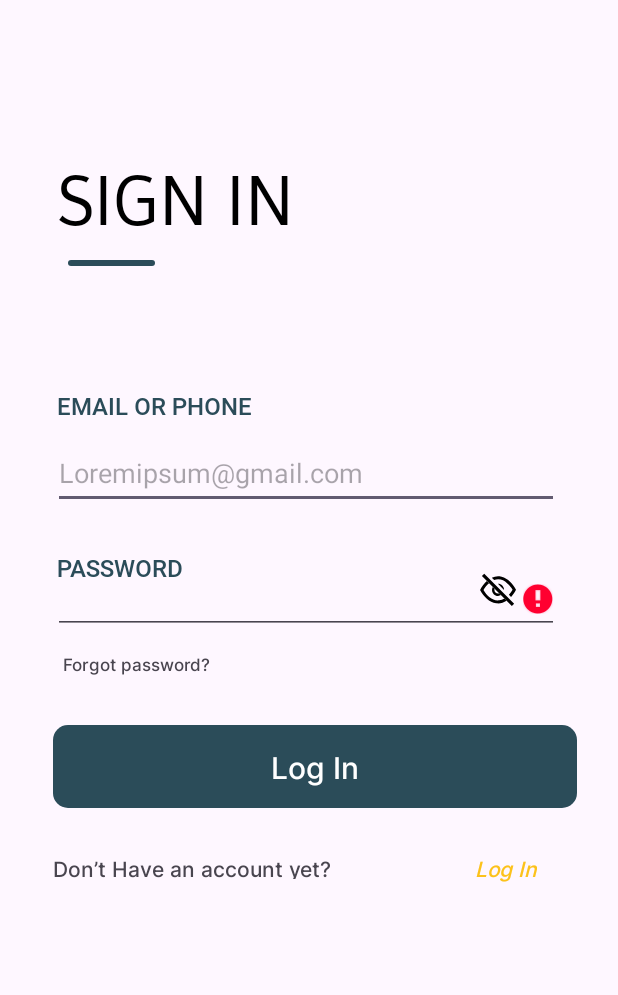
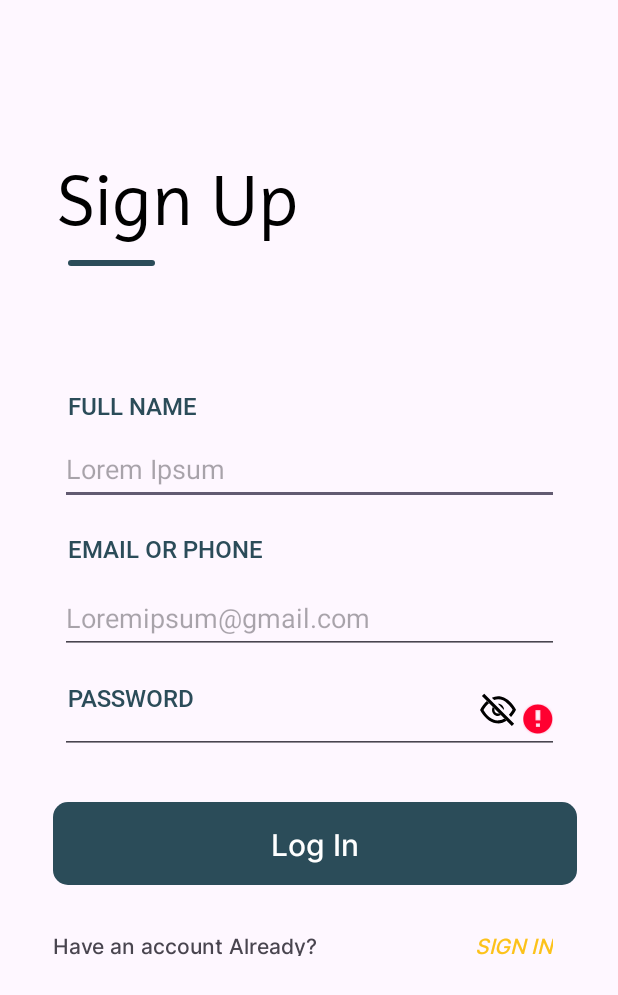
Before and after one commit to HuyHamHoc/CarRentalMVVM, an Android app: the SignUpActivity screen opened directly, with no data from a screen before it, after a tap on an icon or button, on a phone screen of 412 x 824 dp. Shown: the top 995 px of the screen. Run offline under Robolectric (Android 15) with nearby library versions, the phone set to English and light mode, and no system bars.

```diff
--- a/app/src/main/AndroidManifest.xml
+++ b/app/src/main/AndroidManifest.xml
@@ -13,19 +13,19 @@
         android:theme="@style/Theme.CarRentalMVVM"
         tools:targetApi="31">
         <activity
-            android:name=".activity.SplashSecondActivity"
+            android:name=".screen.SplashSecondActivity"
             android:exported="false" />
         <activity
-            android:name=".activity.SignInActivity"
+            android:name=".screen.SignInActivity"
             android:exported="false" />
         <activity
-            android:name=".activity.SignUpActivity"
+            android:name=".screen.SignUpActivity"
             android:exported="false" />
         <activity
             android:name=".MainActivity"
             android:exported="false" />
         <activity
-            android:name=".activity.SplashActivity"
+            android:name=".screen.SplashActivity"
             android:exported="true">
             <intent-filter>
                 <action android:name="android.intent.action.MAIN" />
--- a/app/src/main/java/com/carrentalapp/mvvm/MainActivity.kt
+++ b/app/src/main/java/com/carrentalapp/mvvm/MainActivity.kt
@@ -2,10 +2,7 @@ package com.carrentalapp.mvvm
 
 import androidx.appcompat.app.AppCompatActivity
 import android.os.Bundle
-import android.view.Window
-import android.view.WindowManager
-import androidx.core.splashscreen.SplashScreen.Companion.installSplashScreen
-import kotlin.concurrent.thread
+
 
 class MainActivity : AppCompatActivity() {
     override fun onCreate(savedInstanceState: Bundle?) {
--- a/app/src/main/java/com/carrentalapp/mvvm/activity/SignInActivity.kt
+++ b/app/src/main/java/com/carrentalapp/mvvm/screen/SignUpActivity.kt
@@ -1,4 +1,4 @@
-package com.carrentalapp.mvvm.activity
+package com.carrentalapp.mvvm.screen
 
 import android.content.Intent
 import androidx.appcompat.app.AppCompatActivity
@@ -6,25 +6,43 @@ import android.os.Bundle
 import android.text.Editable
 import android.text.InputType
 import android.text.TextWatcher
-import android.view.View
-import androidx.core.widget.addTextChangedListener
-import com.carrentalapp.mvvm.R
-import com.carrentalapp.mvvm.databinding.ActivitySignInBinding
+import com.carrentalapp.mvvm.databinding.ActivitySignUpBinding
+import com.carrentalapp.mvvm.utils.togglePasswordVisibility
 
-
-class SignInActivity : AppCompatActivity() {
-    private lateinit var binding : ActivitySignInBinding
-
-
+class SignUpActivity : AppCompatActivity() {
+    private lateinit var binding : ActivitySignUpBinding
     override fun onCreate(savedInstanceState: Bundle?) {
         super.onCreate(savedInstanceState)
-        binding = ActivitySignInBinding.inflate(layoutInflater)
+        binding = ActivitySignUpBinding.inflate(layoutInflater)
         setContentView(binding.root)
 
-        binding.txtSignup.setOnClickListener {
-            val intent = Intent(this,SignUpActivity::class.java)
+        binding.txtSignin.setOnClickListener {
+            val intent = Intent(this, SignInActivity::class.java)
             startActivity(intent)
         }
+
+        binding.edtFullname.addTextChangedListener(object : TextWatcher {
+            override fun beforeTextChanged(s: CharSequence?, start: Int, count: Int, after: Int) {
+            }
+
+            override fun onTextChanged(s: CharSequence?, start: Int, before: Int, count: Int) {
+            }
+
+            override fun afterTextChanged(s: Editable?) {
+                val fullName = s.toString().trim()
+
+                if (fullName.isEmpty()) {
+                    binding.edtFullname.error = "Tên không được để trống"
+                } else if (!fullName.matches("[a-zA-Z]+".toRegex())) {
+                    binding.edtFullname.error = "Kí tự được phép [a-zA-Z]"
+                } else if (fullName.length !in 8..20) {
+                    binding.edtFullname.error = "Tên phải dài 8-20 ký tự"
+                } else {
+                    binding.edtFullname.error = null // Clear error if full name is valid
+                }
+            }
+        })
+
 
 
         binding.edtUsername.addTextChangedListener(object : TextWatcher {
@@ -76,19 +94,7 @@ class SignInActivity : AppCompatActivity() {
 
 
         binding.imageViewEye.setOnClickListener {
-
-            val editTextPassword = binding.edtPassword
-            val inputType = editTextPassword.inputType
-
-
-            editTextPassword.inputType = if (inputType == InputType.TYPE_TEXT_VARIATION_PASSWORD) {
-                InputType.TYPE_CLASS_TEXT or InputType.TYPE_TEXT_VARIATION_PASSWORD
-            } else {
-                InputType.TYPE_TEXT_VARIATION_PASSWORD
-            }
-
-            editTextPassword.setSelection(editTextPassword.text.length)
+            binding.imageViewEye.togglePasswordVisibility(binding.edtPassword)
         }
     }
-
 }
--- a/app/src/main/java/com/carrentalapp/mvvm/activity/SplashActivity.kt
+++ b/app/src/main/java/com/carrentalapp/mvvm/screen/SplashActivity.kt
@@ -1,12 +1,10 @@
-package com.carrentalapp.mvvm.activity
+package com.carrentalapp.mvvm.screen
 
 import android.content.Intent
 import android.os.Bundle
 import android.os.Handler
 import android.view.WindowManager
-import android.view.animation.AnimationUtils
 import androidx.appcompat.app.AppCompatActivity
-import com.carrentalapp.mvvm.R
 import com.carrentalapp.mvvm.databinding.ActivitySplashBinding
 
 class SplashActivity : AppCompatActivity() {
@@ -23,7 +21,7 @@ class SplashActivity : AppCompatActivity() {
         )
 
         Handler().postDelayed({
-            startActivity(Intent(this,SplashSecondActivity::class.java))
+            startActivity(Intent(this, SplashSecondActivity::class.java))
             finish()
         },3000)
     }
--- a/app/src/main/java/com/carrentalapp/mvvm/activity/SplashSecondActivity.kt
+++ b/app/src/main/java/com/carrentalapp/mvvm/screen/SplashSecondActivity.kt
@@ -1,4 +1,4 @@
-package com.carrentalapp.mvvm.activity
+package com.carrentalapp.mvvm.screen
 
 import android.content.Intent
 import androidx.appcompat.app.AppCompatActivity
--- /dev/null
+++ b/app/src/main/java/com/carrentalapp/mvvm/utils/passwordVisibility.kt
@@ -0,0 +1,15 @@
+package com.carrentalapp.mvvm.utils
+
+import android.text.InputType
+import android.widget.EditText
+import android.widget.ImageView
+
+fun ImageView.togglePasswordVisibility(editTextPassword: EditText) {
+    val inputType = editTextPassword.inputType
+    editTextPassword.inputType = if (inputType == InputType.TYPE_TEXT_VARIATION_PASSWORD) {
+        InputType.TYPE_CLASS_TEXT or InputType.TYPE_TEXT_VARIATION_PASSWORD
+    } else {
+        InputType.TYPE_TEXT_VARIATION_PASSWORD
+    }
+    editTextPassword.setSelection(editTextPassword.text.length)
+}
--- a/app/src/main/res/layout/activity_sign_in.xml
+++ b/app/src/main/res/layout/activity_sign_in.xml
@@ -3,8 +3,7 @@
     xmlns:app="http://schemas.android.com/apk/res-auto"
     xmlns:tools="http://schemas.android.com/tools"
     android:layout_width="match_parent"
-    android:layout_height="match_parent"
-    tools:context=".activity.SignInActivity">
+    android:layout_height="match_parent">
 
     <ScrollView
         android:layout_width="match_parent"
@@ -89,6 +88,7 @@
 
                     <ImageView
                         android:id="@+id/imageViewEye"
+                        android:layout_marginTop="7dp"
                         android:layout_width="wrap_content"
                         android:layout_height="32dp"
                         android:layout_marginStart="300dp"
@@ -106,7 +106,6 @@
                 android:fontFamily="@font/inter_medium"
                 android:text="@string/forgot_password"
                 android:textSize="11sp" />
-
 
             <TextView
                 android:id="@+id/btnLogin"
--- a/app/src/main/res/layout/activity_sign_up.xml
+++ b/app/src/main/res/layout/activity_sign_up.xml
@@ -3,8 +3,7 @@
     xmlns:app="http://schemas.android.com/apk/res-auto"
     xmlns:tools="http://schemas.android.com/tools"
     android:layout_width="match_parent"
-    android:layout_height="match_parent"
-    tools:context=".activity.SignInActivity">
+    android:layout_height="match_parent">
 
     <ScrollView
         android:layout_width="match_parent"
--- a/app/src/main/res/layout/activity_splash.xml
+++ b/app/src/main/res/layout/activity_splash.xml
@@ -3,8 +3,7 @@
     xmlns:app="http://schemas.android.com/apk/res-auto"
     xmlns:tools="http://schemas.android.com/tools"
     android:layout_width="match_parent"
-    android:layout_height="match_parent"
-    tools:context=".activity.SplashActivity">
+    android:layout_height="match_parent">
 
     <ImageView
         android:id="@+id/imgView"
--- a/app/src/main/res/layout/activity_splash_second.xml
+++ b/app/src/main/res/layout/activity_splash_second.xml
@@ -4,7 +4,7 @@
     xmlns:tools="http://schemas.android.com/tools"
     android:layout_width="match_parent"
     android:layout_height="match_parent"
-    tools:context=".activity.SplashActivity">
+    tools:context=".ui.screen.SplashActivity">
 
     <ImageView
         android:layout_width="match_parent"
```
Also changed, not shown: app/src/main/java/com/carrentalapp/mvvm/activity/SignUpActivity.kt (deleted, +0 -109 lines), app/src/main/java/com/carrentalapp/mvvm/screen/SignInActivity.kt (added, +77 -0 lines).
